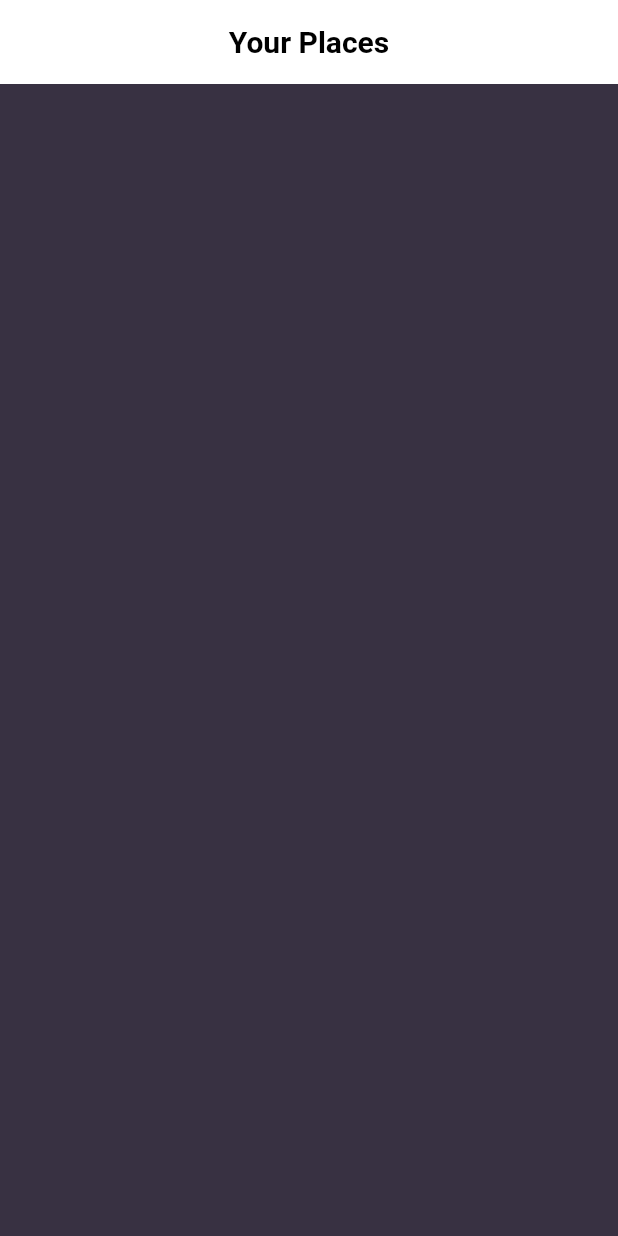
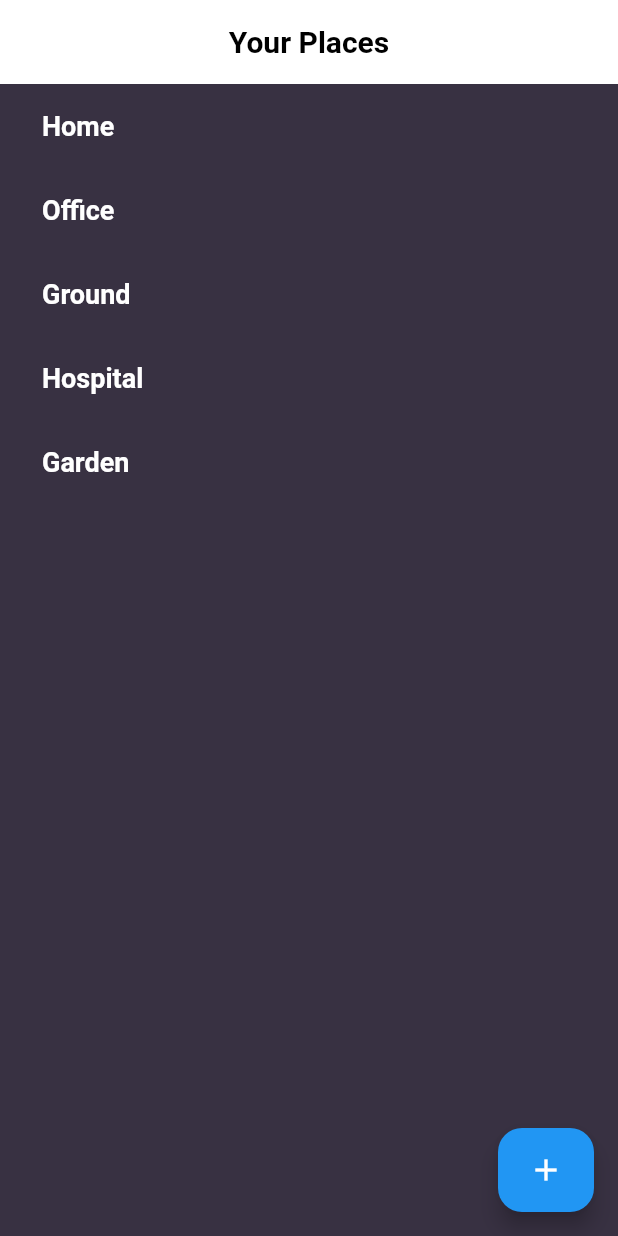
Before and after one commit to 1amSumit/your-places-flutter, a Flutter app: the screen it shows after launch, on a phone screen of 412 x 824 dp. Run offline on Flutter 3.47's test engine with Material 2 defaults, Android fonts, the phone set to English and light mode, and no system bars; our stand-ins replace google_fonts.

Commit message:
places data added

```diff
--- /dev/null
+++ b/lib/data/dummy_data.dart
@@ -0,0 +1,9 @@
+import 'package:services/models/place_model.dart';
+
+const places_data = [
+  Place(name: "Home"),
+  Place(name: "Office"),
+  Place(name: "Ground"),
+  Place(name: "Hospital"),
+  Place(name: "Garden"),
+];
--- /dev/null
+++ b/lib/models/place_model.dart
@@ -0,0 +1,4 @@
+class Place {
+  const Place({required this.name});
+  final String name;
+}
--- a/lib/screens/places_screen.dart
+++ b/lib/screens/places_screen.dart
@@ -1,4 +1,6 @@
 import 'package:flutter/material.dart';
+import 'package:services/data/dummy_data.dart';
+import 'package:services/main.dart';
 
 class PlacesScreen extends StatefulWidget {
   const PlacesScreen({super.key});
@@ -16,6 +18,22 @@ class _PlacesScreenState extends State<PlacesScreen> {
           child: Text("Your Places"),
         ),
       ),
+      body: ListView.builder(
+          itemCount: places_data.length,
+          itemBuilder: (context, index) {
+            return ListTile(
+              leading: TextButton(
+                onPressed: () {},
+                child: Text(
+                  places_data[index].name,
+                  style: theme.textTheme.titleLarge!
+                      .copyWith(color: Colors.white, fontSize: 18),
+                ),
+              ),
+            );
+          }),
+      floatingActionButton: FloatingActionButton.extended(
+          onPressed: () {}, label: const Icon(Icons.add)),
     );
   }
 }
```
